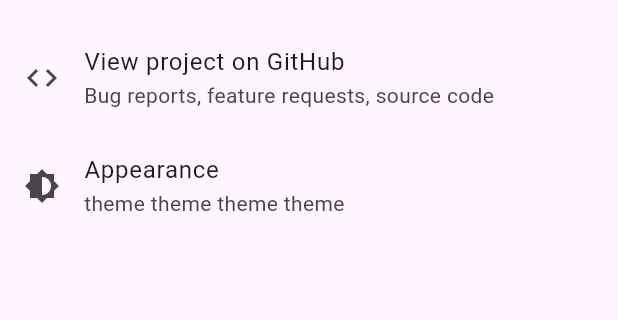
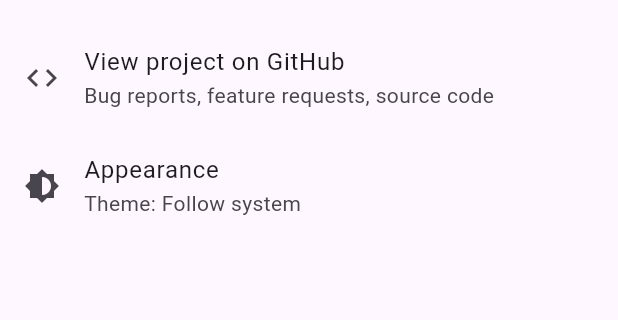
Before and after one commit to sevonj/visualtimer, a Flutter app: the screen it shows after launch, after a tap on the "menu" icon, on a phone screen of 412 x 824 dp, the part 228-548 px from its top. Run offline on Flutter 3.47's test engine with Material 3 defaults, Android fonts, the light colour scheme and no system bars; our stand-ins replace package_info_plus.

Commit message:
settings themename

```diff
--- a/lib/pages/settings.dart
+++ b/lib/pages/settings.dart
@@ -12,9 +12,14 @@
   }
 }
 
-class SettingsPage extends StatelessWidget {
+class SettingsPage extends StatefulWidget {
   const SettingsPage({super.key});
 
+  @override
+  State<SettingsPage> createState() => _SettingsPageState();
+}
+
+class _SettingsPageState extends State<SettingsPage> {
   Future<PackageInfo> _getPackageInfo() {
     return PackageInfo.fromPlatform();
   }
@@ -52,11 +57,13 @@
           ),
           ListTile(
             title: const Text("Appearance"),
-            subtitle: const Text('theme theme theme theme'),
+            subtitle:
+                Text('Theme: ${AppearanceSettings.getCurrentThemeName()}'),
             onTap: () => Navigator.push(
-                context,
-                MaterialPageRoute(
-                    builder: (context) => const AppearanceSettings())),
+                    context,
+                    MaterialPageRoute(
+                        builder: (context) => const AppearanceSettings()))
+                .then((_) => setState(() {})),
             leading: const Icon(Icons.brightness_6),
           ),
         ],
--- a/lib/pages/settings/appearance_settings.dart
+++ b/lib/pages/settings/appearance_settings.dart
@@ -4,6 +4,18 @@
 
 class AppearanceSettings extends StatefulWidget {
   const AppearanceSettings({super.key});
+
+  static String getCurrentThemeName() {
+    switch (TimerApp.themeNotifier.value) {
+      case ThemeMode.system:
+        return "Follow system";
+      case ThemeMode.light:
+        return "Light mode";
+      case ThemeMode.dark:
+        return "Dark mode";
+    }
+  }
+
   @override
   State<AppearanceSettings> createState() => _AppearanceSettingsState();
 }
```
